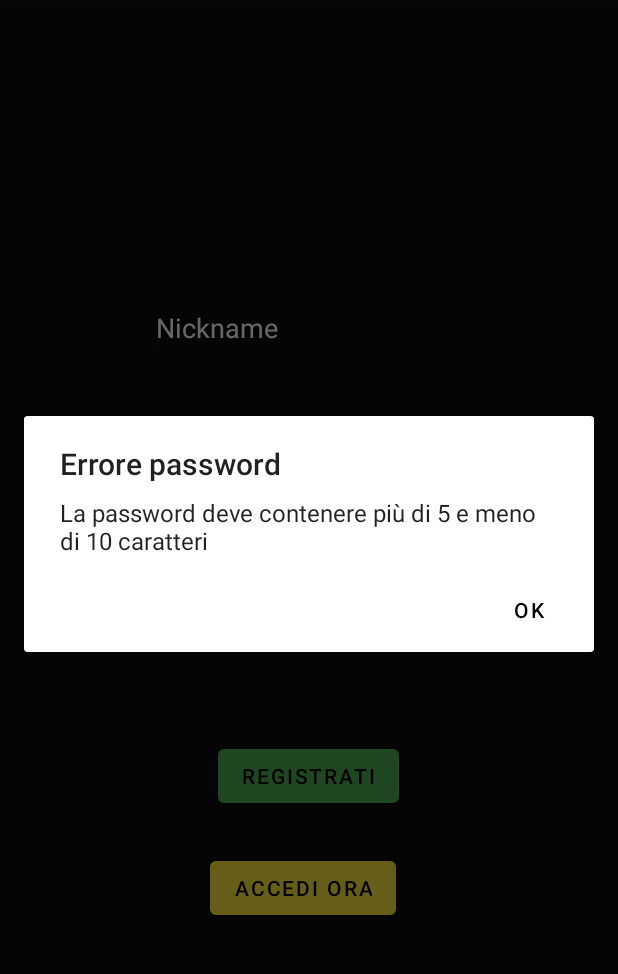
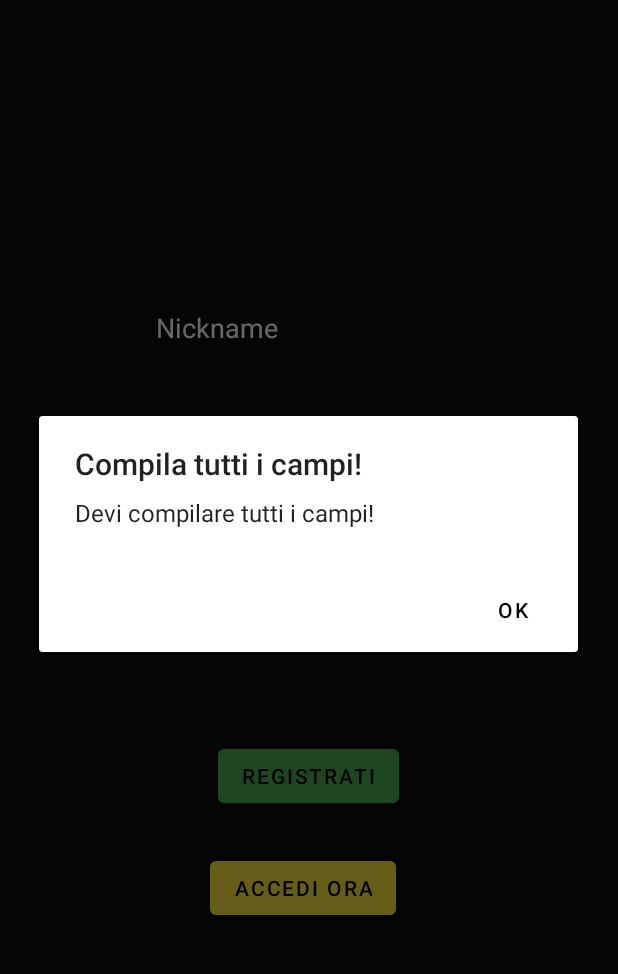
Before and after one commit to P7ngu/LSO, an Android app: the RegisterActivity screen opened directly, with no data from a screen before it, after a tap on "REGISTRATI", on a phone screen of 412 x 824 dp, the part 84-1058 px from its top. Run offline under Robolectric (Android 15) with nearby library versions, the phone set to English and light mode, and no system bars; Roboto replaces fonts that are not available here.

Commit message:
Update RegisterActivity.java

```diff
--- a/app/src/main/java/com/example/myapplication/RegisterActivity.java
+++ b/app/src/main/java/com/example/myapplication/RegisterActivity.java
@@ -67,6 +67,7 @@ public class RegisterActivity extends AppCompatActivity {
 
 
                     if(pw1.length()>5 && pw2.length()>5 && !pw2.equals(pw1)) PopupController.mostraPopup("Errore", "Le password devono coincidere!", mContext);
+                    else if (pw1.length()<5 && pw2.length()<5 && nome.length()<3) PopupController.mostraPopup("Compila tutti i campi!", "Devi compilare tutti i campi!", mContext);
                     else if( (pw2.length() < 6 || pw2.length() > 10) ) PopupController.mostraPopup("Errore password", "La password deve contenere più di 5 e meno di 10 caratteri", mContext);
                     else if(nome.length() < 3 && nome.length() > 10) PopupController.mostraPopup("Errore nickname", "Il nickname deve contenere almeno 3 e meno di 10 caratteri", mContext);
 
```
